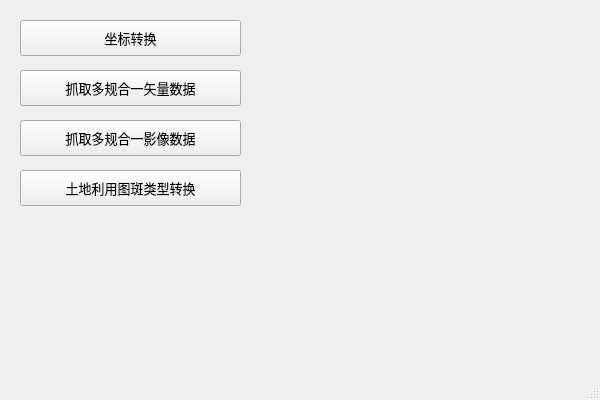
Before: the Qt Designer form UI/UIMain.ui in zou-mono/oneTools, drawn with Qt 5.
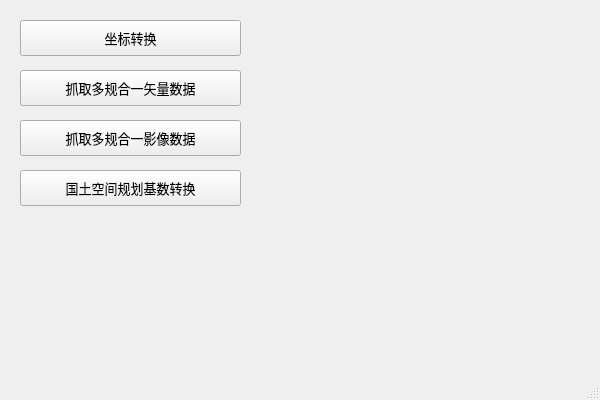
After: the same form once the commit is applied. Icons and pictures are not drawn.

The edit to the form file:
```diff
--- a/UI/UIMain.ui
+++ b/UI/UIMain.ui
@@ -169,7 +169,7 @@
      </font>
     </property>
     <property name="text">
-     <string>土地利用图斑类型转换</string>
+     <string>国土空间规划基数转换</string>
     </property>
     <property name="icon">
      <iconset resource="../icons.qrc">
```
